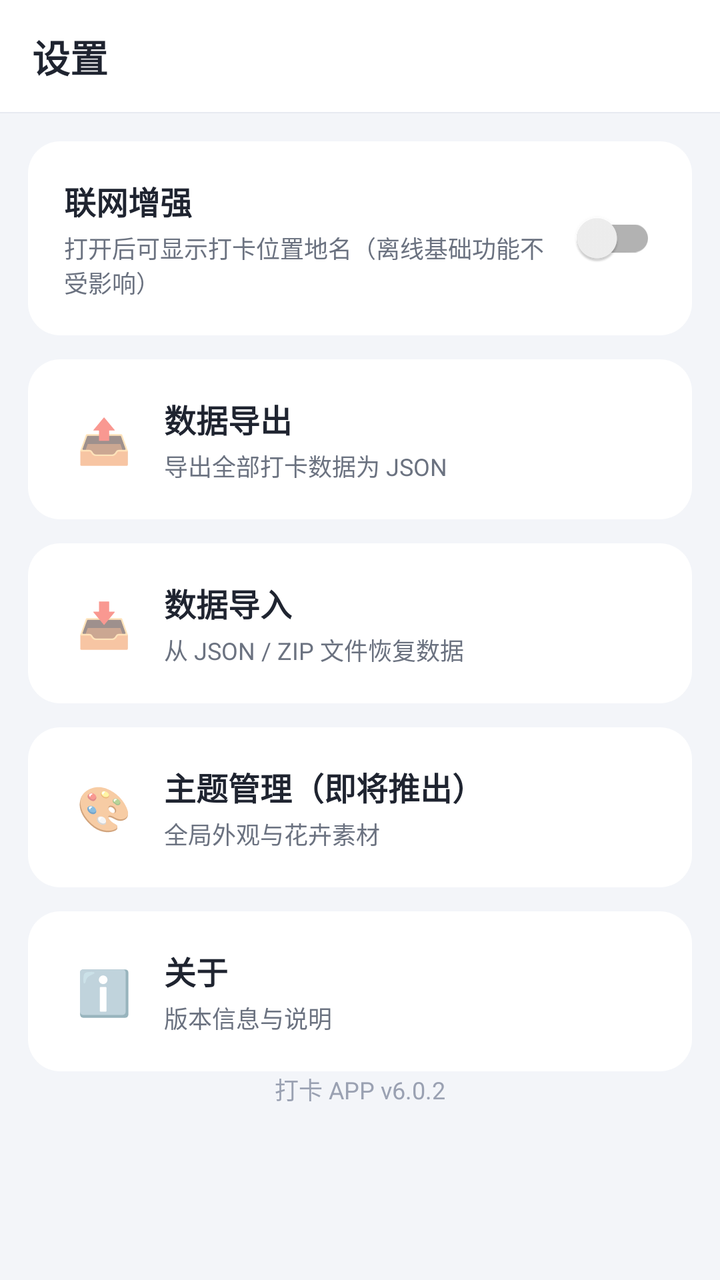
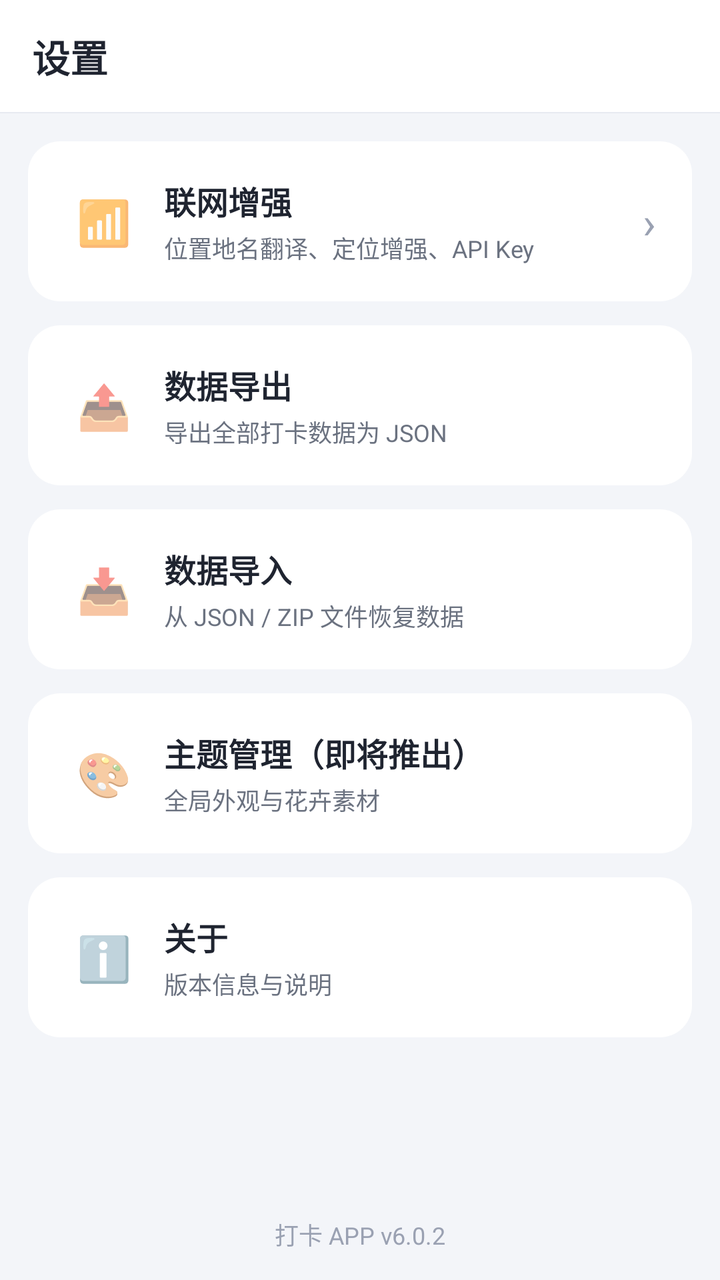

Before-and-after screenshots of an Android layout around one commit, followed by the original layout XML and the change that was made.
<!-- AndroidManifest.xml: application theme Theme.Checkin -->
<!-- res/layout/fragment_settings.xml -->
<?xml version="1.0" encoding="utf-8"?>
<LinearLayout xmlns:android="http://schemas.android.com/apk/res/android"
    android:layout_width="match_parent"
    android:layout_height="match_parent"
    android:background="@color/bg_page"
    android:orientation="vertical">

    <LinearLayout
        android:layout_width="match_parent"
        android:layout_height="56dp"
        android:background="@color/white"
        android:gravity="center_vertical"
        android:paddingHorizontal="16dp">
        <TextView
            android:layout_width="wrap_content"
            android:layout_height="wrap_content"
            android:text="设置"
            android:textColor="@color/text_primary"
            android:textSize="19sp"
            android:textStyle="bold" />
    </LinearLayout>
    <View android:layout_width="match_parent" android:layout_height="0.5dp" android:background="@color/divider" />

    <ScrollView
        android:layout_width="match_parent"
        android:layout_height="0dp"
        android:layout_weight="1"
        android:scrollbars="none">

    <LinearLayout
        android:layout_width="match_parent"
        android:layout_height="wrap_content"
        android:orientation="vertical"
        android:padding="14dp">

        
        <LinearLayout
            android:layout_width="match_parent"
            android:layout_height="wrap_content"
            android:background="@drawable/bg_card"
            android:orientation="vertical"
            android:padding="18dp">

            <LinearLayout
                android:layout_width="match_parent"
                android:layout_height="wrap_content"
                android:gravity="center_vertical"
                android:orientation="horizontal">
                <LinearLayout
                    android:layout_width="0dp"
                    android:layout_height="wrap_content"
                    android:layout_weight="1"
                    android:orientation="vertical">
                    <TextView
                        android:layout_width="wrap_content"
                        android:layout_height="wrap_content"
                        android:text="联网增强"
                        android:textColor="@color/text_primary"
                        android:textSize="16sp"
                        android:textStyle="bold" />
                    <TextView
                        android:layout_width="wrap_content"
                        android:layout_height="wrap_content"
                        android:layout_marginTop="3dp"
                        android:text="打开后可显示打卡位置地名（离线基础功能不受影响）"
                        android:textColor="@color/text_secondary"
                        android:textSize="12sp" />
                </LinearLayout>
                <androidx.appcompat.widget.SwitchCompat
                    android:id="@+id/sw_net"
                    android:layout_width="wrap_content"
                    android:layout_height="wrap_content" />
            </LinearLayout>

            <LinearLayout
                android:id="@+id/panel_geo"
                android:layout_width="match_parent"
                android:layout_height="wrap_content"
                android:layout_marginTop="14dp"
                android:gravity="center_vertical"
                android:orientation="horizontal"
                android:visibility="gone">
                <LinearLayout
                    android:layout_width="0dp"
                    android:layout_height="wrap_content"
                    android:layout_weight="1"
                    android:orientation="vertical">
                    <TextView
                        android:layout_width="wrap_content"
                        android:layout_height="wrap_content"
                        android:text="定位增强"
                        android:textColor="@color/text_primary"
                        android:textSize="15sp"
                        android:textStyle="bold" />
                    <TextView
                        android:layout_width="wrap_content"
                        android:layout_height="wrap_content"
                        android:layout_marginTop="3dp"
                        android:text="打卡时把经纬度翻译为具体地名（如公司、家）"
                        android:textColor="@color/text_secondary"
                        android:textSize="12sp" />
                </LinearLayout>
                <androidx.appcompat.widget.SwitchCompat
                    android:id="@+id/sw_geo"
                    android:layout_width="wrap_content"
                    android:layout_height="wrap_content" />
            </LinearLayout>

            <LinearLayout
                android:id="@+id/panel_key"
                android:layout_width="match_parent"
                android:layout_height="wrap_content"
                android:layout_marginTop="14dp"
                android:orientation="vertical"
                android:visibility="gone">
                <TextView
                    android:layout_width="wrap_content"
                    android:layout_height="wrap_content"
                    android:text="高德开放平台 API Key"
                    android:textColor="@color/text_primary"
                    android:textSize="14sp"
                    android:textStyle="bold" />
                <EditText
                    android:id="@+id/et_api_key"
                    android:layout_width="match_parent"
                    android:layout_height="wrap_content"
                    android:layout_marginTop="6dp"
                    android:background="@drawable/bg_input"
                    android:hint="请输入你的 Key（仅保存在本机，不会上传）"
                    android:inputType="text"
                    android:maxLines="2"
                    android:padding="14dp"
                    android:textColor="@color/text_primary"
                    android:textColorHint="@color/text_hint"
                    android:textSize="13sp" />
                <TextView
                    android:layout_width="wrap_content"
                    android:layout_height="wrap_content"
                    android:layout_marginTop="6dp"
                    android:text="到 lbs.amap.com 免费申请 Web 服务 Key；应用不内置 Key，别人使用你的 Key 时额度由你承担，请勿公开。"
                    android:textColor="@color/text_secondary"
                    android:textSize="12sp" />
            </LinearLayout>
        </LinearLayout>

        <LinearLayout
            android:id="@+id/item_export"
            android:layout_width="match_parent"
            android:layout_height="wrap_content"
            android:layout_marginTop="12dp"
            android:background="@drawable/bg_card"
            android:clickable="true"
            android:focusable="true"
            android:gravity="center_vertical"
            android:orientation="horizontal"
            android:padding="18dp">
            <TextView android:layout_width="40dp" android:layout_height="40dp" android:gravity="center" android:text="📤" android:textSize="22sp" />
            <LinearLayout android:layout_width="0dp" android:layout_height="wrap_content" android:layout_marginStart="10dp" android:layout_weight="1" android:orientation="vertical">
                <TextView android:layout_width="wrap_content" android:layout_height="wrap_content" android:text="数据导出" android:textColor="@color/text_primary" android:textSize="16sp" android:textStyle="bold"/>
                <TextView android:layout_width="wrap_content" android:layout_height="wrap_content" android:layout_marginTop="3dp" android:text="导出全部打卡数据为 JSON" android:textColor="@color/text_secondary" android:textSize="12sp"/>
            </LinearLayout>
        </LinearLayout>

        <LinearLayout
            android:id="@+id/item_import"
            android:layout_width="match_parent"
            android:layout_height="wrap_content"
            android:layout_marginTop="12dp"
            android:background="@drawable/bg_card"
            android:clickable="true"
            android:focusable="true"
            android:gravity="center_vertical"
            android:orientation="horizontal"
            android:padding="18dp">
            <TextView android:layout_width="40dp" android:layout_height="40dp" android:gravity="center" android:text="📥" android:textSize="22sp" />
            <LinearLayout android:layout_width="0dp" android:layout_height="wrap_content" android:layout_marginStart="10dp" android:layout_weight="1" android:orientation="vertical">
                <TextView android:layout_width="wrap_content" android:layout_height="wrap_content" android:text="数据导入" android:textColor="@color/text_primary" android:textSize="16sp" android:textStyle="bold"/>
                <TextView android:layout_width="wrap_content" android:layout_height="wrap_content" android:layout_marginTop="3dp" android:text="从 JSON / ZIP 文件恢复数据" android:textColor="@color/text_secondary" android:textSize="12sp"/>
            </LinearLayout>
        </LinearLayout>

        <LinearLayout
            android:id="@+id/item_theme"
            android:layout_width="match_parent"
            android:layout_height="wrap_content"
            android:layout_marginTop="12dp"
            android:background="@drawable/bg_card"
            android:clickable="true"
            android:focusable="true"
            android:gravity="center_vertical"
            android:orientation="horizontal"
            android:padding="18dp">
            <TextView android:layout_width="40dp" android:layout_height="40dp" android:gravity="center" android:text="🎨" android:textSize="22sp" />
            <LinearLayout android:layout_width="0dp" android:layout_height="wrap_content" android:layout_marginStart="10dp" android:layout_weight="1" android:orientation="vertical">
                <TextView android:layout_width="wrap_content" android:layout_height="wrap_content" android:text="主题管理（即将推出）" android:textColor="@color/text_primary" android:textSize="16sp" android:textStyle="bold"/>
                <TextView android:layout_width="wrap_content" android:layout_height="wrap_content" android:layout_marginTop="3dp" android:text="全局外观与花卉素材" android:textColor="@color/text_secondary" android:textSize="12sp"/>
            </LinearLayout>
        </LinearLayout>

        <LinearLayout
            android:id="@+id/item_about"
            android:layout_width="match_parent"
            android:layout_height="wrap_content"
            android:layout_marginTop="12dp"
            android:background="@drawable/bg_card"
            android:clickable="true"
            android:focusable="true"
            android:gravity="center_vertical"
            android:orientation="horizontal"
            android:padding="18dp">
            <TextView android:layout_width="40dp" android:layout_height="40dp" android:gravity="center" android:text="ℹ️" android:textSize="22sp" />
            <LinearLayout android:layout_width="0dp" android:layout_height="wrap_content" android:layout_marginStart="10dp" android:layout_weight="1" android:orientation="vertical">
                <TextView android:layout_width="wrap_content" android:layout_height="wrap_content" android:text="关于" android:textColor="@color/text_primary" android:textSize="16sp" android:textStyle="bold"/>
                <TextView android:layout_width="wrap_content" android:layout_height="wrap_content" android:layout_marginTop="3dp" android:text="版本信息与说明" android:textColor="@color/text_secondary" android:textSize="12sp"/>
            </LinearLayout>
        </LinearLayout>

        <View android:layout_width="match_parent" android:layout_height="0dp" android:layout_weight="1" />

        <TextView
            android:layout_width="match_parent"
            android:layout_height="wrap_content"
            android:gravity="center"
            android:id="@+id/tv_version" android:text="打卡 APP v6.0.2"
            android:textColor="@color/text_hint"
            android:textSize="12sp" />
    </LinearLayout>
    </ScrollView>
</LinearLayout>
<!-- resources referenced by this layout -->
<resources>
  <color name="bg_page">#F3F5F9</color>
  <color name="divider">#E7EAF1</color>
  <color name="text_hint">#9AA1B2</color>
  <color name="text_primary">#1F2430</color>
  <color name="text_secondary">#6B7280</color>
  <color name="white">#FFFFFF</color>
  <!-- drawable bg_card (drawable) -->
  <?xml version="1.0" encoding="utf-8"?>
  <shape xmlns:android="http://schemas.android.com/apk/res/android" android:shape="rectangle">
      <solid android:color="@color/bg_card" />
      <corners android:radius="16dp" />
  </shape>
  <!-- drawable bg_input (drawable) -->
  <?xml version="1.0" encoding="utf-8"?>
  <shape xmlns:android="http://schemas.android.com/apk/res/android" android:shape="rectangle">
      <solid android:color="#F1F3F8" />
      <corners android:radius="12dp" />
  </shape>
  <style name="Theme.Checkin" parent="Theme.MaterialComponents.Light.NoActionBar">
          <item name="colorPrimary">@color/brand</item>
          <item name="colorPrimaryDark">@color/brand_dark</item>
          <item name="colorAccent">@color/brand</item>
          <item name="android:windowBackground">@color/bg_page</item>
          <item name="android:statusBarColor">@color/white</item>
          <item name="android:windowLightStatusBar">true</item>
          <item name="android:textColorPrimary">@color/text_primary</item>
          <item name="android:textColorSecondary">@color/text_secondary</item>
          <item name="bottomNavigationStyle">@style/Widget.Checkin.BottomNav</item>
      </style>
  <color name="bg_card">#FFFFFF</color>
  <color name="brand">#39C5BB</color>
  <color name="brand_dark">#1F9C94</color>
  <style name="Widget.Checkin.BottomNav" parent="Widget.MaterialComponents.BottomNavigationView">
          <item name="itemTextColor">@color/nav_tint</item>
          <item name="itemIconTint">@color/nav_tint</item>
          <item name="backgroundTint">@color/white</item>
          <item name="elevation">10dp</item>
          <item name="labelVisibilityMode">labeled</item>
      </style>
</resources>

<!-- the commit's change to res/layout/fragment_settings.xml (unified diff, before → after) -->
@@ -25,6 +25,7 @@
         android:layout_width="match_parent"
         android:layout_height="0dp"
         android:layout_weight="1"
+        android:fillViewport="true"
         android:scrollbars="none">
 
     <LinearLayout
@@ -35,112 +36,21 @@
 
         
         <LinearLayout
+            android:id="@+id/item_net"
             android:layout_width="match_parent"
             android:layout_height="wrap_content"
             android:background="@drawable/bg_card"
-            android:orientation="vertical"
+            android:clickable="true"
+            android:focusable="true"
+            android:gravity="center_vertical"
+            android:orientation="horizontal"
             android:padding="18dp">
-
-            <LinearLayout
-                android:layout_width="match_parent"
-                android:layout_height="wrap_content"
-                android:gravity="center_vertical"
-                android:orientation="horizontal">
-                <LinearLayout
-                    android:layout_width="0dp"
-                    android:layout_height="wrap_content"
-                    android:layout_weight="1"
-                    android:orientation="vertical">
-                    <TextView
-                        android:layout_width="wrap_content"
-                        android:layout_height="wrap_content"
-                        android:text="联网增强"
-                        android:textColor="@color/text_primary"
-                        android:textSize="16sp"
-                        android:textStyle="bold" />
-                    <TextView
-                        android:layout_width="wrap_content"
-                        android:layout_height="wrap_content"
-                        android:layout_marginTop="3dp"
-                        android:text="打开后可显示打卡位置地名（离线基础功能不受影响）"
-                        android:textColor="@color/text_secondary"
-                        android:textSize="12sp" />
-                </LinearLayout>
-                <androidx.appcompat.widget.SwitchCompat
-                    android:id="@+id/sw_net"
-                    android:layout_width="wrap_content"
-                    android:layout_height="wrap_content" />
+            <TextView android:layout_width="40dp" android:layout_height="40dp" android:gravity="center" android:text="📶" android:textSize="22sp" />
+            <LinearLayout android:layout_width="0dp" android:layout_height="wrap_content" android:layout_marginStart="10dp" android:layout_weight="1" android:orientation="vertical">
+                <TextView android:layout_width="wrap_content" android:layout_height="wrap_content" android:text="联网增强" android:textColor="@color/text_primary" android:textSize="16sp" android:textStyle="bold"/>
+                <TextView android:layout_width="wrap_content" android:layout_height="wrap_content" android:layout_marginTop="3dp" android:text="位置地名翻译、定位增强、API Key" android:textColor="@color/text_secondary" android:textSize="12sp"/>
             </LinearLayout>
-
-            <LinearLayout
-                android:id="@+id/panel_geo"
-                android:layout_width="match_parent"
-                android:layout_height="wrap_content"
-                android:layout_marginTop="14dp"
-                android:gravity="center_vertical"
-                android:orientation="horizontal"
-                android:visibility="gone">
-                <LinearLayout
-                    android:layout_width="0dp"
-                    android:layout_height="wrap_content"
-                    android:layout_weight="1"
-                    android:orientation="vertical">
-                    <TextView
-                        android:layout_width="wrap_content"
-                        android:layout_height="wrap_content"
-                        android:text="定位增强"
-                        android:textColor="@color/text_primary"
-                        android:textSize="15sp"
-                        android:textStyle="bold" />
-                    <TextView
-                        android:layout_width="wrap_content"
-                        android:layout_height="wrap_content"
-                        android:layout_marginTop="3dp"
-                        android:text="打卡时把经纬度翻译为具体地名（如公司、家）"
-                        android:textColor="@color/text_secondary"
-                        android:textSize="12sp" />
-                </LinearLayout>
-                <androidx.appcompat.widget.SwitchCompat
-                    android:id="@+id/sw_geo"
-                    android:layout_width="wrap_content"
-                    android:layout_height="wrap_content" />
-            </LinearLayout>
-
-            <LinearLayout
-                android:id="@+id/panel_key"
-                android:layout_width="match_parent"
-                android:layout_height="wrap_content"
-                android:layout_marginTop="14dp"
-                android:orientation="vertical"
-                android:visibility="gone">
-                <TextView
-                    android:layout_width="wrap_content"
-                    android:layout_height="wrap_content"
-                    android:text="高德开放平台 API Key"
-                    android:textColor="@color/text_primary"
-                    android:textSize="14sp"
-                    android:textStyle="bold" />
-                <EditText
-                    android:id="@+id/et_api_key"
-                    android:layout_width="match_parent"
-                    android:layout_height="wrap_content"
-                    android:layout_marginTop="6dp"
-                    android:background="@drawable/bg_input"
-                    android:hint="请输入你的 Key（仅保存在本机，不会上传）"
-                    android:inputType="text"
-                    android:maxLines="2"
-                    android:padding="14dp"
-                    android:textColor="@color/text_primary"
-                    android:textColorHint="@color/text_hint"
-                    android:textSize="13sp" />
-                <TextView
-                    android:layout_width="wrap_content"
-                    android:layout_height="wrap_content"
-                    android:layout_marginTop="6dp"
-                    android:text="到 lbs.amap.com 免费申请 Web 服务 Key；应用不内置 Key，别人使用你的 Key 时额度由你承担，请勿公开。"
-                    android:textColor="@color/text_secondary"
-                    android:textSize="12sp" />
-            </LinearLayout>
+            <TextView android:layout_width="wrap_content" android:layout_height="wrap_content" android:text="›" android:textColor="@color/text_hint" android:textSize="22sp" />
         </LinearLayout>
 
         <LinearLayout
<!-- resource entries referenced after the edit -->
@@ -11,12 +11,6 @@
   <shape xmlns:android="http://schemas.android.com/apk/res/android" android:shape="rectangle">
       <solid android:color="@color/bg_card" />
       <corners android:radius="16dp" />
-  </shape>
-  <!-- drawable bg_input (drawable) -->
-  <?xml version="1.0" encoding="utf-8"?>
-  <shape xmlns:android="http://schemas.android.com/apk/res/android" android:shape="rectangle">
-      <solid android:color="#F1F3F8" />
-      <corners android:radius="12dp" />
   </shape>
   <style name="Theme.Checkin" parent="Theme.MaterialComponents.Light.NoActionBar">
           <item name="colorPrimary">@color/brand</item>
